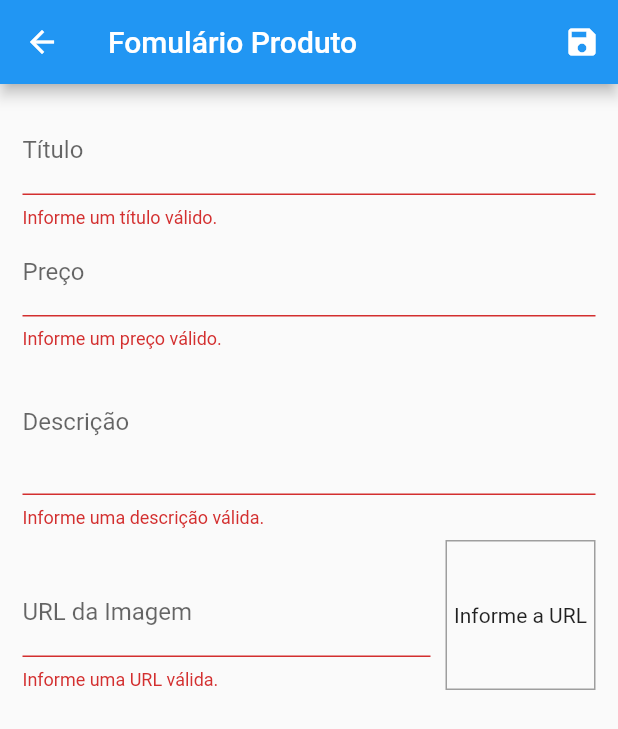
After one commit to mvflamarion/shop, a Flutter app: the ProductFormScreen screen opened by its route, after a tap on the "save" icon, on a phone screen of 412 x 824 dp. The commit adds this screen. Shown: the top 729 px of the screen. Run offline on Flutter 3.47's test engine with Material 2 defaults, Android fonts, the phone set to English and light mode, and no system bars; network calls fail.

Commit message:
excgerenciar produto

```diff
--- a/lib/main.dart
+++ b/lib/main.dart
@@ -4,9 +4,11 @@ import 'package:shop/providers/products.dart';
 import 'package:shop/screens/cart_screen.dart';
 import 'package:shop/screens/orders_screen.dart';
 import 'package:shop/screens/product_detail_screen.dart';
+import 'package:shop/screens/products_screen.dart';
 import 'package:shop/utils/app_routes.dart';
 import 'package:provider/provider.dart';
 import 'providers/orders.dart';
+import 'screens/product_form_screen.dart';
 import 'screens/product_overview_screen.dart';
 
 void main() => runApp(MyApp());
@@ -37,6 +39,8 @@ class MyApp extends StatelessWidget {
           AppRoutes.PRODUCT_DETAIL: (ctx) => ProductDetailScreen(),
           AppRoutes.CART: (ctx) => CartScreen(),
           AppRoutes.ORDER: (ctx) => OrdersScreen(),
+          AppRoutes.PRODUCTS: (ctx) => ProductsScreen(),
+          AppRoutes.PRODUCT_FORM: (ctx) => ProductFormScreen(),
         },
       ),
     );
--- a/lib/providers/product.dart
+++ b/lib/providers/product.dart
@@ -9,7 +9,7 @@ class Product with ChangeNotifier {
   bool isFavorite;
 
   Product({
-    @required this.id,
+    this.id,
     @required this.title,
     @required this.description,
     @required this.price,
--- /dev/null
+++ b/lib/screens/product_form_screen.dart
@@ -0,0 +1,227 @@
+import 'package:flutter/material.dart';
+import 'package:flutter/services.dart';
+import 'package:shop/providers/product.dart';
+import 'package:provider/provider.dart';
+import 'package:shop/providers/products.dart';
+
+class ProductFormScreen extends StatefulWidget {
+  @override
+  _ProductFormScreenState createState() => _ProductFormScreenState();
+}
+
+class _ProductFormScreenState extends State<ProductFormScreen> {
+  final _priceFocusNode = FocusNode();
+  final _descriptionFocusNode = FocusNode();
+  final _imageFocusNode = FocusNode();
+  final _imageUrlController = TextEditingController();
+  final _form = GlobalKey<FormState>();
+  final _formData = Map<String, Object>();
+
+  @override
+  void initState() {
+    super.initState();
+    _imageFocusNode.addListener(_updateImage);
+  }
+
+  @override
+  void didChangeDependencies() {
+    super.didChangeDependencies();
+
+    if (_formData.isEmpty) {
+      final product = ModalRoute.of(context).settings.arguments as Product;
+
+      if (product != null) {
+        _formData['id'] = product.id;
+        _formData['title'] = product.title;
+        _formData['description'] = product.description;
+        _formData['price'] = product.price;
+        _formData['imageUrl'] = product.imageUrl;
+
+        _imageUrlController.text = _formData['imageUrl'];
+      } else {
+        _formData['price'] = '';
+      }
+    }
+  }
+
+  void _updateImage() {
+    if (isValidImageUrl(_imageUrlController.text)) {
+      setState(() {});
+    }
+  }
+
+  @override
+  void dispose() {
+    super.dispose();
+    _priceFocusNode.dispose();
+    _descriptionFocusNode.dispose();
+    _imageFocusNode.removeListener(_updateImage);
+    _imageFocusNode.dispose();
+  }
+
+  bool isValidImageUrl(String url) {
+    bool startWithHttp = url.toLowerCase().startsWith('http://');
+    bool startWithHttps = url.toLowerCase().startsWith('https://');
+    bool endsWithPng = url.toLowerCase().endsWith('.png');
+    bool endsWithJpg = url.toLowerCase().endsWith('.jpg');
+    bool endsWithJpeg = url.toLowerCase().endsWith('.jpeg');
+
+    return (startWithHttp || startWithHttps) &&
+        (endsWithPng || endsWithJpg || endsWithJpeg);
+  }
+
+  void _saveForm() {
+    bool isValid = _form.currentState.validate();
+
+    if (!isValid) return;
+
+    _form.currentState.save();
+    final product = Product(
+      id: _formData['id'],
+      title: _formData['title'],
+      description: _formData['description'],
+      price: _formData['price'],
+      imageUrl: _formData['imageUrl'],
+    );
+
+    final products = Provider.of<Products>(context, listen: false);
+    if (_formData['id'] == null) {
+      products.addProduct(product);
+    } else {
+      products.updateProduct(product);
+    }
+    Navigator.of(context).pop();
+  }
+
+  @override
+  Widget build(BuildContext context) {
+    return Scaffold(
+      appBar: AppBar(
+        title: Text('Fomulário Produto'),
+        actions: [
+          IconButton(
+            icon: Icon(Icons.save),
+            onPressed: () {
+              _saveForm();
+            },
+          ),
+        ],
+      ),
+      body: Padding(
+        padding: EdgeInsets.all(15),
+        child: Form(
+          key: _form,
+          child: ListView(
+            children: [
+              TextFormField(
+                initialValue: _formData['title'],
+                decoration: InputDecoration(labelText: 'Título'),
+                textInputAction: TextInputAction.next,
+                onFieldSubmitted: (_) =>
+                    FocusScope.of(context).requestFocus(_priceFocusNode),
+                onSaved: (value) => _formData['title'] = value,
+                validator: (value) {
+                  bool isEmpty = value.trim().isEmpty;
+                  bool isInvalid = value.trim().length < 3;
+
+                  if (isEmpty || isInvalid) {
+                    return 'Informe um título válido.';
+                  }
+                  return null;
+                },
+              ),
+              TextFormField(
+                initialValue: _formData['price'].toString(),
+                decoration: InputDecoration(labelText: 'Preço'),
+                textInputAction: TextInputAction.next,
+                keyboardType: TextInputType.numberWithOptions(decimal: true),
+                focusNode: _priceFocusNode,
+                onFieldSubmitted: (_) =>
+                    FocusScope.of(context).requestFocus(_descriptionFocusNode),
+                onSaved: (value) => _formData['price'] = double.parse(value),
+                validator: (value) {
+                  bool isEmpty = value.trim().isEmpty;
+                  var newPrice = double.tryParse(value);
+                  bool isInvalid = newPrice == null || newPrice <= 0;
+
+                  if (isEmpty || isInvalid) {
+                    return 'Informe um preço válido.';
+                  }
+
+                  return null;
+                },
+              ),
+              TextFormField(
+                initialValue: _formData['description'],
+                decoration: InputDecoration(labelText: 'Descrição'),
+                maxLines: 3,
+                keyboardType: TextInputType.multiline,
+                focusNode: _descriptionFocusNode,
+                onSaved: (value) => _formData['description'] = value,
+                validator: (value) {
+                  bool isEmpty = value.trim().isEmpty;
+                  bool isInvalid = value.trim().length < 10;
+
+                  if (isEmpty || isInvalid) {
+                    return 'Informe uma descrição válida.';
+                  }
+                  return null;
+                },
+              ),
+              Row(
+                crossAxisAlignment: CrossAxisAlignment.end,
+                children: [
+                  Expanded(
+                    child: TextFormField(
+                      decoration: InputDecoration(labelText: 'URL da Imagem'),
+                      keyboardType: TextInputType.url,
+                      textInputAction: TextInputAction.done,
+                      focusNode: _imageFocusNode,
+                      controller: _imageUrlController,
+                      onFieldSubmitted: (_) => _saveForm(),
+                      onSaved: (value) => _formData['imageUrl'] = value,
+                      validator: (value) {
+                        bool isEmpty = value.trim().isEmpty;
+                        bool invalidUrl = !isValidImageUrl(value);
+                        if (isEmpty || invalidUrl) {
+                          return 'Informe uma URL válida.';
+                        }
+
+                        return null;
+                      },
+                    ),
+                  ),
+                  Container(
+                    height: 100,
+                    width: 100,
+                    margin: EdgeInsets.only(
+                      top: 8,
+                      left: 10,
+                    ),
+                    decoration: BoxDecoration(
+                      border: Border.all(
+                        color: Colors.grey,
+                        width: 1,
+                      ),
+                    ),
+                    alignment: Alignment.center,
+                    child: _imageUrlController.text.isEmpty
+                        ? Text('Informe a URL')
+                        : SizedBox.expand(
+                            child: FittedBox(
+                              child: Image.network(
+                                _imageUrlController.text,
+                                fit: BoxFit.cover,
+                              ),
+                            ),
+                          ),
+                  ),
+                ],
+              ),
+            ],
+          ),
+        ),
+      ),
+    );
+  }
+}
--- a/lib/utils/app_routes.dart
+++ b/lib/utils/app_routes.dart
@@ -3,4 +3,6 @@ class AppRoutes {
   static const PRODUCT_DETAIL = '/product-detail';
   static const CART = '/cart';
   static const ORDER = '/order';
+  static const PRODUCTS = '/products';
+  static const PRODUCT_FORM = '/product-form';
 }
--- a/lib/widgets/product_grid.dart
+++ b/lib/widgets/product_grid.dart
@@ -1,7 +1,7 @@
 import 'package:flutter/cupertino.dart';
 import 'package:provider/provider.dart';
 import 'package:shop/providers/products.dart';
-import 'package:shop/widgets/product_item.dart';
+import 'package:shop/widgets/product_grid_item.dart';
 
 class ProductGrid extends StatelessWidget {
   final bool showFavoriteOnly;
@@ -20,7 +20,7 @@ class ProductGrid extends StatelessWidget {
       itemCount: products.length,
       itemBuilder: (ctx, i) => ChangeNotifierProvider.value(
         value: products[i],
-        child: ProductItem(),
+        child: ProductGridItem(),
       ),
       gridDelegate: SliverGridDelegateWithFixedCrossAxisCount(
         crossAxisCount: 2,
```
Also changed, not shown: lib/providers/cart.dart (+23 -0 lines), lib/providers/products.dart (+33 -2 lines), lib/screens/products_screen.dart (added, +39 -0 lines), lib/widgets/app_drawer.dart (+7 -0 lines), lib/widgets/cart_item_widget.dart (+27 -2 lines), lib/widgets/product_grid_item.dart (added, +66 -0 lines), lib/widgets/product_item.dart (+45 -33 lines).
